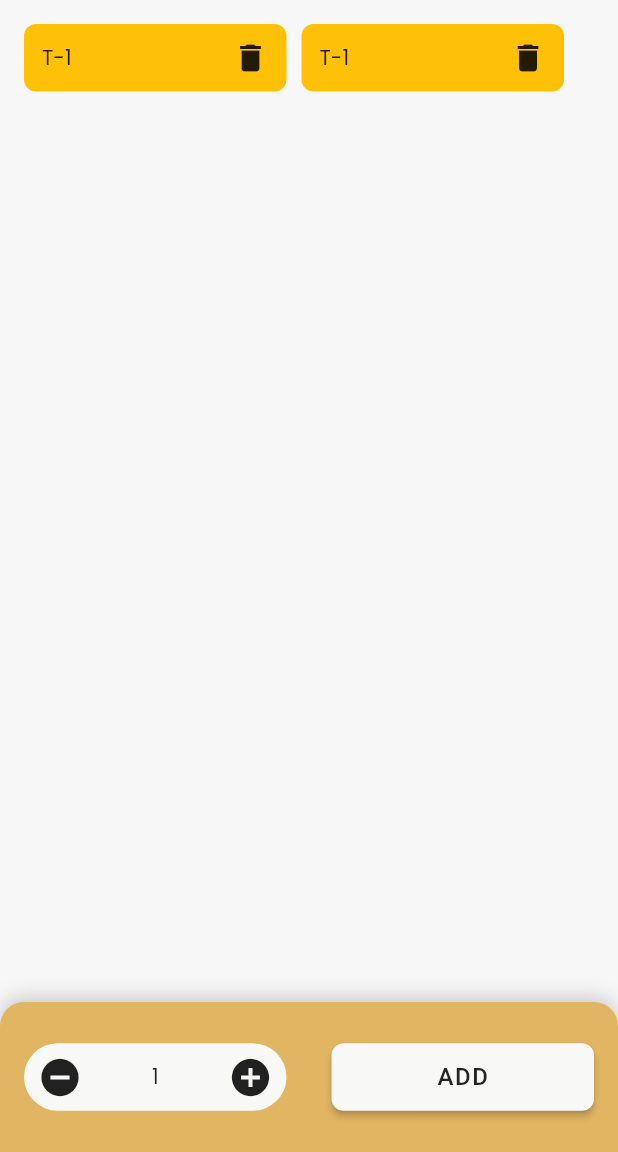
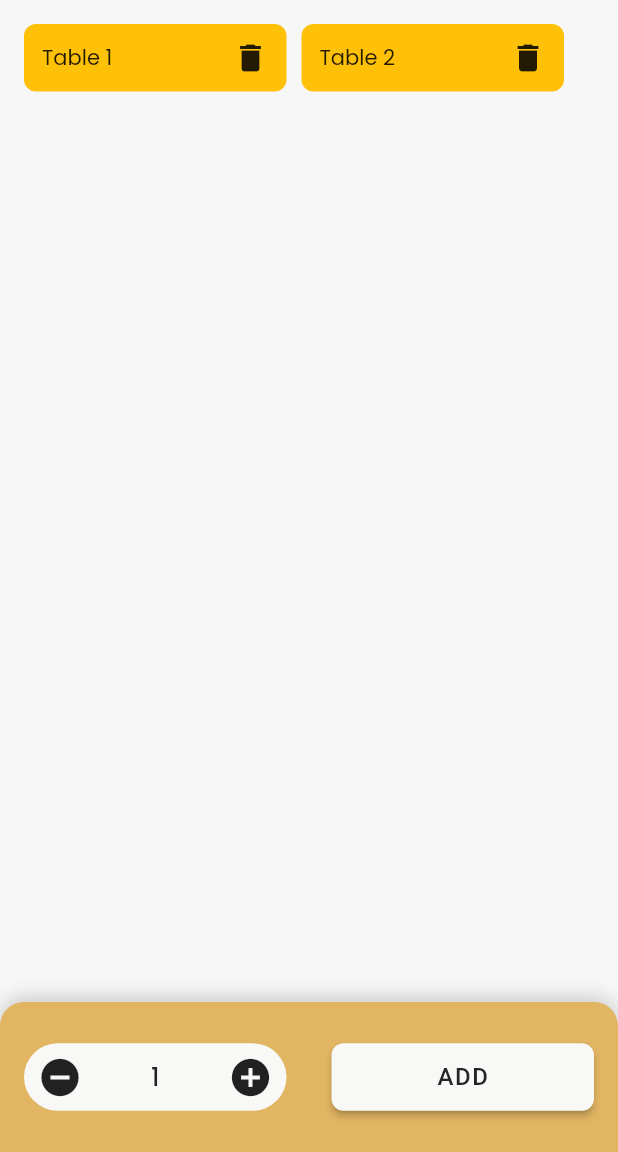
Before and after one commit to JonathanMoralde/primos_app, a Flutter app: the TablePage screen opened directly, on a phone screen of 412 x 824 dp, the part 84-1236 px from its top. Run offline on Flutter 3.47's test engine with Material 2 defaults, Android fonts, the phone set to English and light mode, and no system bars; our stand-ins replace google_fonts, image_picker.

Commit message:
employee & table page, modified styled dropdown,tableDisplay

```diff
--- a/lib/pages/admin/adminMenu_CatForm.dart
+++ b/lib/pages/admin/adminMenu_CatForm.dart
@@ -42,6 +42,5 @@
             ),
           ),
         ));
-    ;
   }
 }
--- a/lib/pages/admin/table.dart
+++ b/lib/pages/admin/table.dart
@@ -5,8 +5,15 @@
 import 'package:primos_app/widgets/bottomBar.dart';
 import 'package:primos_app/widgets/styledButton.dart';
 
-class TablePage extends StatelessWidget {
+class TablePage extends StatefulWidget {
   const TablePage({super.key});
+
+  @override
+  State<TablePage> createState() => _TablePageState();
+}
+
+class _TablePageState extends State<TablePage> {
+  int quantity = 1;
 
   @override
   Widget build(BuildContext context) {
@@ -18,13 +25,17 @@
       ),
       body: const SafeArea(
         child: Padding(
-          padding: const EdgeInsets.all(16.0),
+          padding: EdgeInsets.all(16.0),
           child: Wrap(
             spacing: 10,
             runSpacing: 10,
             children: [
-              TableDisplay(),
-              TableDisplay(),
+              TableDisplay(
+                tableNum: 1,
+              ),
+              TableDisplay(
+                tableNum: 2,
+              ),
             ],
           ),
         ),
@@ -46,13 +57,29 @@
                     mainAxisAlignment: MainAxisAlignment.spaceBetween,
                     children: [
                       IconButton(
-                        onPressed: () {},
+                        onPressed: () {
+                          setState(() {
+                            if (quantity != 1) {
+                              quantity--;
+                            }
+                          });
+                        },
                         icon: const Icon(Icons.remove_circle),
                         iconSize: 30,
                       ),
-                      Text("1"),
+                      Text(
+                        quantity.toString(),
+                        style: const TextStyle(
+                            letterSpacing: 1,
+                            fontWeight: FontWeight.w500,
+                            fontSize: 16),
+                      ),
                       IconButton(
-                        onPressed: () {},
+                        onPressed: () {
+                          setState(() {
+                            quantity++;
+                          });
+                        },
                         icon: const Icon(Icons.add_circle),
                         iconSize: 30,
                       )
@@ -60,8 +87,10 @@
               ),
               StyledButton(
                 btnText: "ADD",
-                onClick: () {},
-                btnColor: Color(0xFFf8f8f7),
+                onClick: () {
+                  // TODO ADD API
+                },
+                btnColor: const Color(0xFFf8f8f7),
                 btnWidth: 175,
               )
             ],
--- a/lib/widgets/pageObject.dart
+++ b/lib/widgets/pageObject.dart
@@ -2,6 +2,7 @@
 // used for adding pages in sideMenu.dart
 import 'package:flutter/material.dart';
 import 'package:primos_app/pages/admin/adminMenu.dart';
+import 'package:primos_app/pages/admin/employee.dart';
 import 'package:primos_app/pages/admin/salesReport.dart';
 import 'package:primos_app/pages/admin/table.dart';
 
@@ -31,6 +32,10 @@
     name: "Table",
     page: TablePage(),
   ),
+  SideMenuPage(
+    name: "Employee",
+    page: EmployeePage(),
+  ),
 ];
 
 // END OF ADMIN PAGES
--- a/lib/widgets/tableDisplay.dart
+++ b/lib/widgets/tableDisplay.dart
@@ -1,7 +1,9 @@
 import 'package:flutter/material.dart';
 
 class TableDisplay extends StatelessWidget {
-  const TableDisplay({super.key});
+  final int tableNum;
+
+  const TableDisplay({super.key, required this.tableNum});
 
   @override
   Widget build(BuildContext context) {
@@ -19,10 +21,13 @@
           mainAxisAlignment: MainAxisAlignment.spaceBetween,
           crossAxisAlignment: CrossAxisAlignment.center,
           children: [
-            Text("T-1"),
+            Text("Table $tableNum"),
             IconButton(
               icon: const Icon(Icons.delete),
-              onPressed: () {},
+              onPressed: () {
+                // TODO ADD API
+                print(tableNum);
+              },
             ),
           ],
         ),
```
Also changed, not shown: lib/pages/admin/adminMenu_Form.dart (+8 -6 lines), lib/pages/admin/employee.dart (added, +68 -0 lines), lib/pages/admin/employee_Form.dart (added, +100 -0 lines), lib/widgets/employeeDisplay.dart (added, +92 -0 lines), lib/widgets/styledDropdown.dart (+5 -3 lines).
